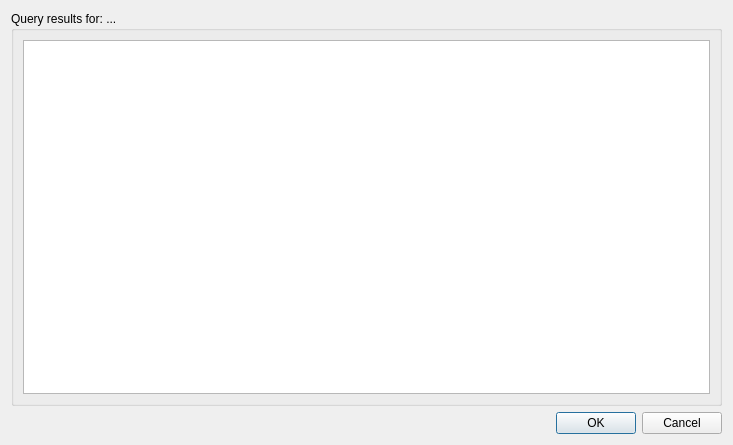
Above: query_data_dialog.ui from usc-psychsim/psychsim-eval-gui before the change. Below: the same form after it.
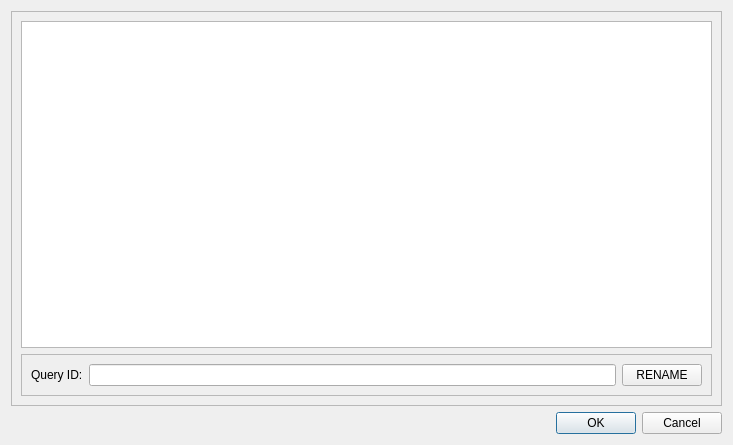
That is the form after the change.

Commit message: Implement query functions inmain window

Diff of the .ui file:
```diff
--- a/query_data_dialog.ui
+++ b/query_data_dialog.ui
@@ -15,14 +15,46 @@
   </property>
   <layout class="QVBoxLayout" name="verticalLayout">
    <item>
-    <widget class="QGroupBox" name="groupBox">
-     <property name="title">
-      <string>Query results for: ...</string>
+    <widget class="QFrame" name="frame_2">
+     <property name="frameShape">
+      <enum>QFrame::StyledPanel</enum>
      </property>
-     <layout class="QVBoxLayout" name="verticalLayout_2">
+     <property name="frameShadow">
+      <enum>QFrame::Raised</enum>
+     </property>
+     <layout class="QVBoxLayout" name="verticalLayout_3">
       <item>
        <widget class="QTableView" name="Query_data_table"/>
       </item>
+      <item>
+       <widget class="QFrame" name="frame">
+        <property name="frameShape">
+         <enum>QFrame::StyledPanel</enum>
+        </property>
+        <property name="frameShadow">
+         <enum>QFrame::Raised</enum>
+        </property>
+        <layout class="QHBoxLayout" name="horizontalLayout">
+         <item>
+          <widget class="QLabel" name="label">
+           <property name="text">
+            <string>Query ID:</string>
+           </property>
+          </widget>
+         </item>
+         <item>
+          <widget class="QLineEdit" name="query_id_input"/>
+         </item>
+         <item>
+          <widget class="QPushButton" name="rename_query_button">
+           <property name="text">
+            <string>RENAME</string>
+           </property>
+          </widget>
+         </item>
+        </layout>
+       </widget>
+      </item>
      </layout>
     </widget>
    </item>
```
The commit also changes 3 other files.
